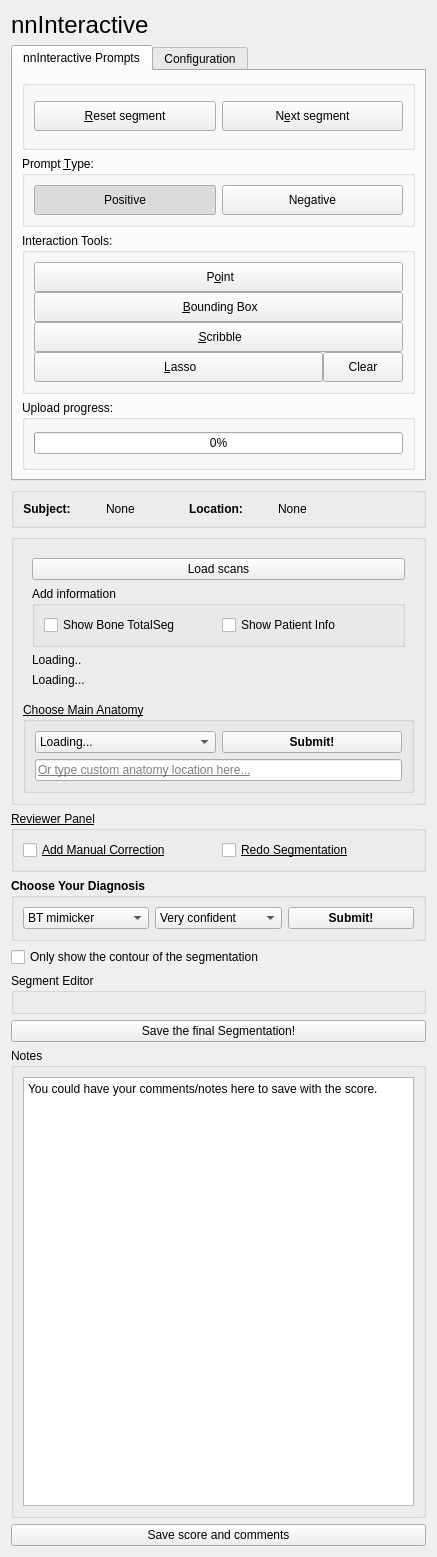
Above: slicer_plugin/SlicerNNInteractive/Resources/UI/SlicerNNInteractive.ui from xinyiwan/SlicerNNInteractive_BT before the change. Below: the same form after it.
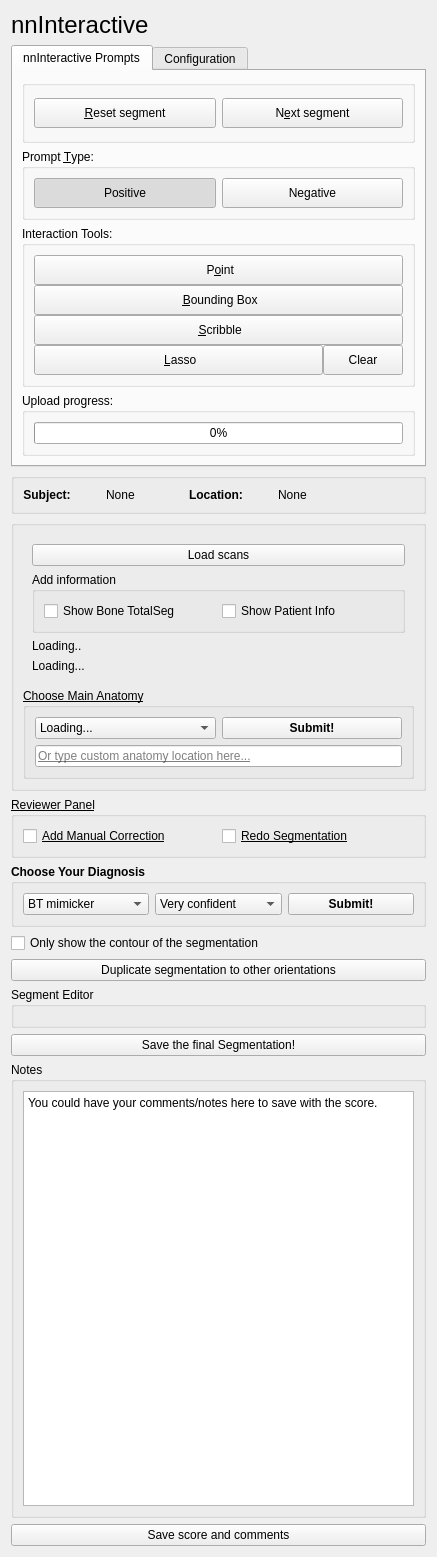
That is the form after the change. Custom widgets are drawn as their Qt base class.

Commit message: added duplicate button

```diff
--- a/slicer_plugin/SlicerNNInteractive/Resources/UI/SlicerNNInteractive.ui
+++ b/slicer_plugin/SlicerNNInteractive/Resources/UI/SlicerNNInteractive.ui
@@ -671,6 +671,13 @@
      </property>
     </widget>
    </item>
+   <item>
+    <widget class="QPushButton" name="pbDuplicateToOrientations">
+     <property name="text">
+      <string>Duplicate segmentation to other orientations</string>
+     </property>
+    </widget>
+   </item>
    <item>
     <widget class="QGroupBox" name="segmentationGroup">
      <property name="title">
```
The commit also changes 1 other file.
